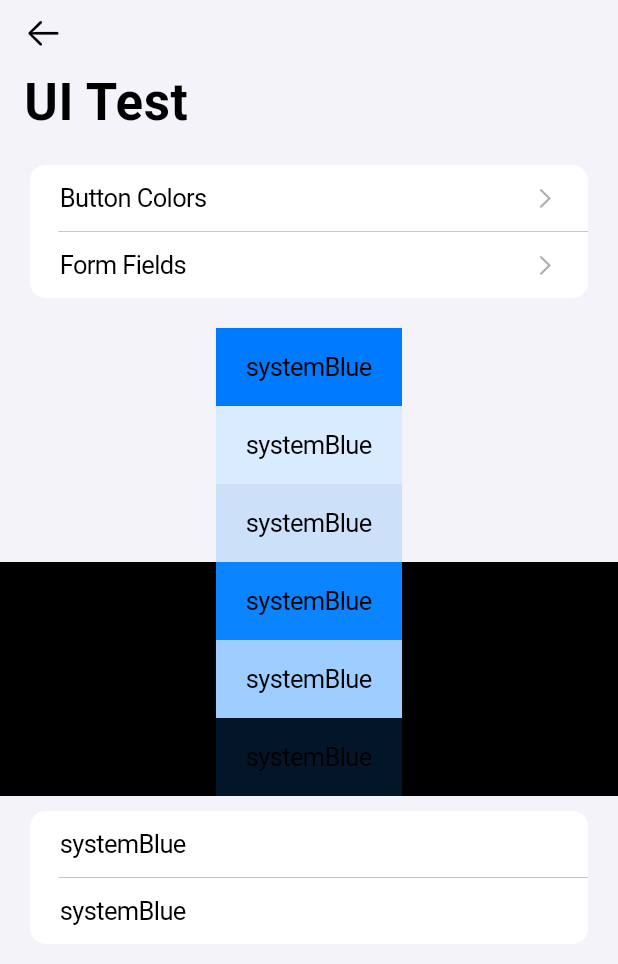
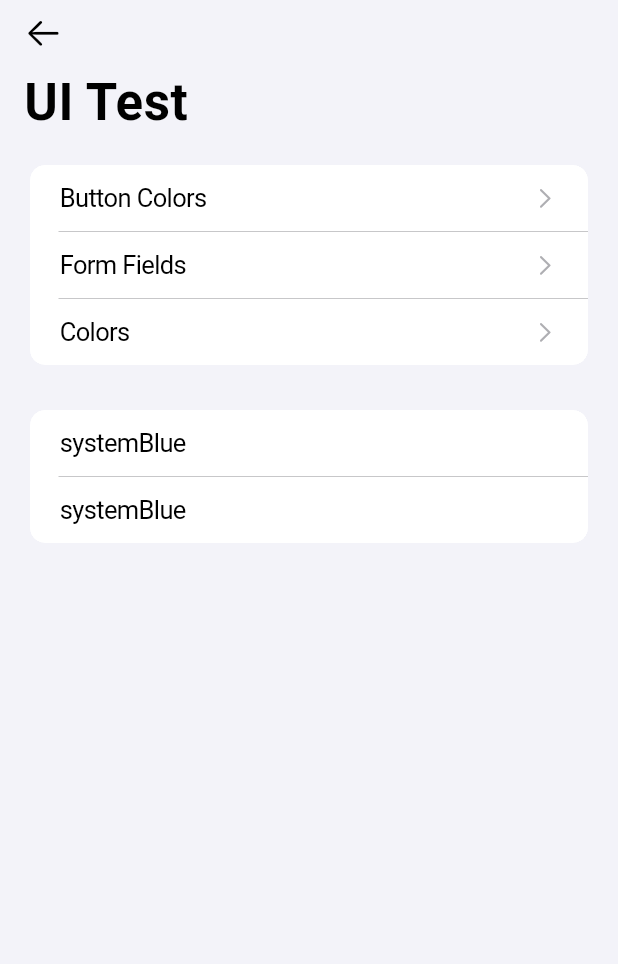
Before and after one commit to MEnesDurmusHW/ns_components_public, a Flutter app: the UITest screen opened directly, on a phone screen of 412 x 824 dp. Shown: the top 964 px of the screen. Run offline on Flutter 3.47's test engine with Material 3 defaults, Android fonts, the phone set to English and light mode, and no system bars; our stand-ins replace cached_network_image, firebase_analytics, firebase_remote_config, sqflite; missing offline and left inert: dart_code_viewer2, rate_my_app; accounts and stored records are empty.

Commit message:
color improvements

```diff
--- a/example/lib/ui_test.dart
+++ b/example/lib/ui_test.dart
@@ -1,4 +1,5 @@
 import 'package:example/subviews/button_colors_view.dart';
+import 'package:example/subviews/colors_view.dart';
 import 'package:example/subviews/form_fields_view.dart';
 import 'package:flutter/cupertino.dart';
 import 'package:ns_components/ns_components.dart';
@@ -20,51 +21,12 @@ class UITest extends StatelessWidget {
             title: 'Form Fields',
             onTap: navigator.onNavigateTo(const FormFieldsView()),
           ),
+          NSListTile.navigationLink(
+            title: 'Colors',
+            onTap: navigator.onNavigateTo(const ColorsView()),
+          ),
         ]),
-        ColoredBox(
-          color: context.scaffoldBackgroundColor.resolveFrom(context),
-          child: Column(
-            mainAxisSize: MainAxisSize.min,
-            children: [
-              CupertinoColors.systemBlue.resolveFrom(context),
-              CupertinoColors.systemBlue.resolvedTintedColor(context),
-              CupertinoColors.systemBlue.resolveFrom(context).withOpacity(0.16),
-            ].map((color) {
-              return ColoredBox(
-                color: color,
-                child: const Padding(
-                  padding: NSPaddings.itemInsidePadding,
-                  child: Text('systemBlue'),
-                ),
-              );
-            }).toList(),
-          ),
-        ),
-        CupertinoTheme(
-          data: context.theme.copyWith(brightness: Brightness.dark),
-          child: Builder(builder: (context) {
-            return ColoredBox(
-              color: context.scaffoldBackgroundColor.resolveFrom(context),
-              child: Column(
-                mainAxisSize: MainAxisSize.min,
-                children: [
-                  CupertinoColors.systemBlue.resolveFrom(context),
-                  CupertinoColors.systemBlue.resolvedTintedColor(context),
-                  CupertinoColors.systemBlue.resolveFrom(context).withOpacity(0.16),
-                ].map((color) {
-                  return ColoredBox(
-                    color: color,
-                    child: const Padding(
-                      padding: NSPaddings.itemInsidePadding,
-                      child: Text('systemBlue'),
-                    ),
-                  );
-                }).toList(),
-              ),
-            );
-          }),
-        ),
-        const NSListSection(
+         const NSListSection(
           children: [
             NSListTile(title: 'systemBlue'),
             NSListTile(title: 'systemBlue'),
--- a/lib/components/models/navigator_key.dart
+++ b/lib/components/models/navigator_key.dart
@@ -27,7 +27,7 @@ class NSCustomNavigatorKey extends NSBaseNavigatorKey {
         navigator.goBack(result, context);
         return true;
       },
-      customPushWidget: <T>(widget) => navigator.to(widget),
+      customPushWidget: <T>(widget) => navigator.to(widget, context: context),
     );
   }
   @override
--- a/lib/components/picker_page.dart
+++ b/lib/components/picker_page.dart
@@ -58,7 +58,7 @@ class NSPickerListTile<T> extends NSListTile {
     required this.list,
     required this.pickerTitle,
     required super.title,
-    required this.navigatorKey,
+    this.navigatorKey,
     this.optionBuilder = NSPickerPage._defaultOptionBuilder,
     super.subtitle,
     super.trailing,
--- a/pubspec.yaml
+++ b/pubspec.yaml
@@ -1,6 +1,6 @@
 name: ns_components
 description: A new Flutter package project.
-version: 0.28.0
+version: 0.29.0
 homepage:
 
 environment:
```
Also changed, not shown: example/lib/subviews/colors_view.dart (added, +75 -0 lines), lib/components/button.dart (+20 -5 lines), lib/resources/colors.dart (+40 -2 lines).
